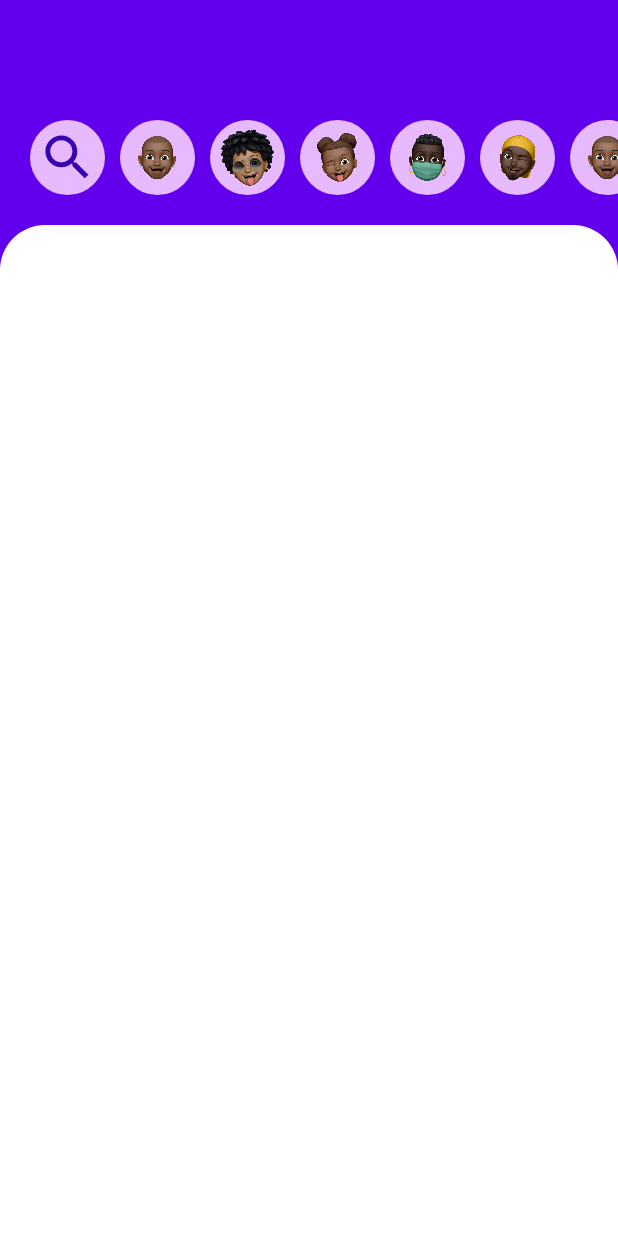
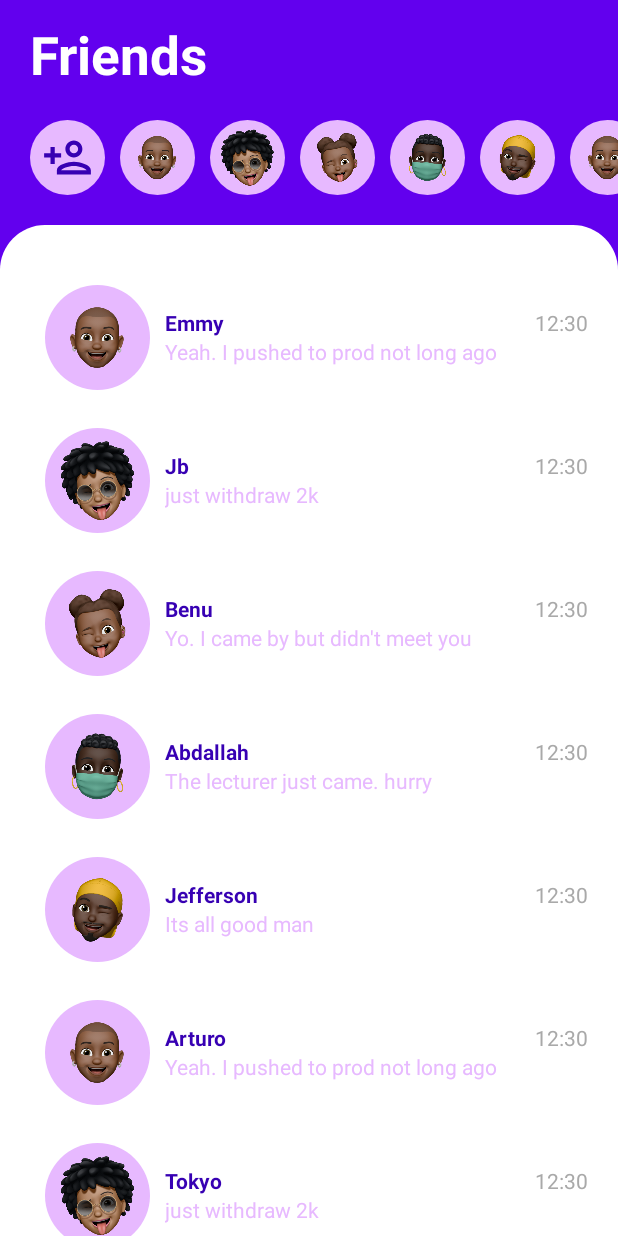
Before and after one commit to Abu-muhab/rave_chat, an Android app: the FriendsFragment screen opened through its navigation route, on a phone screen of 412 x 824 dp. Run offline under Robolectric (Android 15) with nearby library versions, the phone set to English and light mode, and no system bars; our stand-ins replace Room's generated code, data binding.

Commit message:
firend list recycler view || dummy data

```diff
--- /dev/null
+++ b/app/src/main/java/com/abumuhab/chat/adapters/FriendAdapter.kt
@@ -0,0 +1,44 @@
+package com.abumuhab.chat.adapters
+
+
+import android.view.LayoutInflater
+import android.view.ViewGroup
+import androidx.recyclerview.widget.DiffUtil
+import androidx.recyclerview.widget.ListAdapter
+import androidx.recyclerview.widget.RecyclerView
+import com.abumuhab.chat.databinding.ChatPreviewBinding
+import com.abumuhab.chat.models.ChatPreview
+
+class FriendAdapter: ListAdapter<ChatPreview, FriendAdapter.ViewHolder>(ChatPreviewDiffCallback()){
+
+    class ViewHolder(private val binding: ChatPreviewBinding): RecyclerView.ViewHolder(binding.root){
+        fun bind(item: ChatPreview){
+            binding.preview=item
+            binding.avatar.large=true
+            binding.avatar.resourceId=item.imageResource
+            binding.executePendingBindings()
+        }
+    }
+
+    override fun onCreateViewHolder(parent: ViewGroup, viewType: Int): ViewHolder {
+        val layoutInflater = LayoutInflater.from(parent.context)
+        val binding = ChatPreviewBinding.inflate(layoutInflater,parent,false)
+        return  ViewHolder(binding)
+    }
+
+    override fun onBindViewHolder(holder: ViewHolder, position: Int) {
+        val item = getItem(position)
+        holder.bind(item)
+    }
+}
+
+class  ChatPreviewDiffCallback: DiffUtil.ItemCallback<ChatPreview>(){
+    override fun areItemsTheSame(oldItem: ChatPreview, newItem: ChatPreview): Boolean {
+        return  oldItem.name==newItem.name
+    }
+
+    override fun areContentsTheSame(oldItem: ChatPreview, newItem: ChatPreview): Boolean {
+        return  oldItem==newItem
+    }
+
+}
--- a/app/src/main/java/com/abumuhab/chat/fragments/FriendsFragment.kt
+++ b/app/src/main/java/com/abumuhab/chat/fragments/FriendsFragment.kt
@@ -8,8 +8,10 @@ import android.view.ViewGroup
 import androidx.appcompat.app.AppCompatActivity
 import androidx.databinding.DataBindingUtil
 import com.abumuhab.chat.R
+import com.abumuhab.chat.adapters.FriendAdapter
 import com.abumuhab.chat.databinding.AvatarBinding
 import com.abumuhab.chat.databinding.FragmentFriendsBinding
+import com.abumuhab.chat.models.ChatPreview
 
 class FriendsFragment : Fragment() {
     override fun onCreateView(
@@ -32,12 +34,84 @@ class FriendsFragment : Fragment() {
             R.drawable.avatar_6,
         )
 
+        val previews = arrayOf(
+            ChatPreview(
+                R.drawable.avatar_1,
+                "Emmy",
+                "Yeah. I pushed to prod not long ago",
+                "12:30"
+            ),
+            ChatPreview(
+                R.drawable.avatar_16,
+                "Jb",
+                "just withdraw 2k",
+                "12:30"
+            ),
+            ChatPreview(
+                R.drawable.avatar_22,
+                "Benu",
+                "Yo. I came by but didn't meet you",
+                "12:30"
+            ),
+            ChatPreview(
+                R.drawable.avatar_31,
+                "Abdallah",
+                "The lecturer just came. hurry",
+                "12:30"
+            ),
+            ChatPreview(
+                R.drawable.avatar_33,
+                "Jefferson",
+                "Its all good man",
+                "12:30"
+            ),
+            ChatPreview(
+                R.drawable.avatar_1,
+                "Arturo",
+                "Yeah. I pushed to prod not long ago",
+                "12:30"
+            ),
+            ChatPreview(
+                R.drawable.avatar_16,
+                "Tokyo",
+                "just withdraw 2k",
+                "12:30"
+            ),
+            ChatPreview(
+                R.drawable.avatar_22,
+                "Casper",
+                "Yo. I came by but didn't meet you",
+                "12:30"
+            ),
+            ChatPreview(
+                R.drawable.avatar_31,
+                "Julus",
+                "The lecturer just came. hurry",
+                "12:30"
+            ),
+            ChatPreview(
+                R.drawable.avatar_33,
+                "Romero",
+                "Its all good man",
+                "12:30"
+            ),
+        )
+
         avatars.forEach {
             val avatarBinding = AvatarBinding.inflate(inflater, binding.friendsPreviewLayout, false)
             avatarBinding.resourceId = it
             binding.lifecycleOwner = this
             binding.friendsPreviewLayout.addView(avatarBinding.root)
         }
+
+        val adapter = FriendAdapter()
+
+        adapter.submitList(previews.toList())
+
+        binding.friendList.adapter=adapter
+
+        binding.lifecycleOwner=this
+
         return binding.root
     }
 }
--- /dev/null
+++ b/app/src/main/java/com/abumuhab/chat/models/ChatPreview.kt
@@ -0,0 +1,8 @@
+package com.abumuhab.chat.models
+
+data class ChatPreview(
+    val imageResource: Int,
+    val name: String,
+    val lastMessage: String,
+    val date: String
+)
--- /dev/null
+++ b/app/src/main/java/com/abumuhab/chat/util/BindingUtils.kt
@@ -0,0 +1,19 @@
+package com.abumuhab.chat.util
+
+import android.view.ViewGroup
+import android.widget.ImageView
+import androidx.databinding.BindingAdapter
+
+@BindingAdapter("layoutWidth")
+fun ImageView.settLayoutWidth(item: Float){
+    val params: ViewGroup.LayoutParams = layoutParams
+    params.width = item.toInt()
+    layoutParams=params
+}
+
+@BindingAdapter("layoutHeight")
+fun ImageView.setLayoutHeight(item: Float){
+    val params: ViewGroup.LayoutParams = layoutParams
+    params.height = item.toInt()
+    layoutParams=params
+}
--- /dev/null
+++ b/app/src/main/res/drawable/ic_outline_person_add_24.xml
@@ -0,0 +1,10 @@
+<vector xmlns:android="http://schemas.android.com/apk/res/android"
+    android:width="24dp"
+    android:height="24dp"
+    android:viewportWidth="24"
+    android:viewportHeight="24"
+    android:tint="?attr/colorControlNormal">
+  <path
+      android:fillColor="@android:color/white"
+      android:pathData="M15,12c2.21,0 4,-1.79 4,-4s-1.79,-4 -4,-4 -4,1.79 -4,4 1.79,4 4,4zM15,6c1.1,0 2,0.9 2,2s-0.9,2 -2,2 -2,-0.9 -2,-2 0.9,-2 2,-2zM15,14c-2.67,0 -8,1.34 -8,4v2h16v-2c0,-2.66 -5.33,-4 -8,-4zM9,18c0.22,-0.72 3.31,-2 6,-2 2.7,0 5.8,1.29 6,2L9,18zM6,15v-3h3v-2L6,10L6,7L4,7v3L1,10v2h3v3z"/>
+</vector>
--- a/app/src/main/res/layout/avatar.xml
+++ b/app/src/main/res/layout/avatar.xml
@@ -6,6 +6,9 @@
         <variable
             name="resourceId"
             type="int" />
+        <variable
+            name="large"
+            type="Boolean" />
     </data>
     <LinearLayout
         android:orientation="vertical"
@@ -17,7 +20,11 @@
         <ImageView
             android:layout_width="50dp"
             android:layout_height="50dp"
+            app:layoutWidth="@{large? @dimen/large_avatar: @dimen/small_avatar}"
+            app:layoutHeight="@{large? @dimen/large_avatar: @dimen/small_avatar}"
             app:imageResource="@{resourceId}"
-            tools:src="@drawable/avatar_1"/>
+            tools:src="@drawable/avatar_1"
+            tools:layout_width="70dp"
+            tools:layout_height="70dp"/>
     </LinearLayout>
 </layout>
--- /dev/null
+++ b/app/src/main/res/layout/chat_preview.xml
@@ -0,0 +1,64 @@
+<?xml version="1.0" encoding="utf-8"?>
+<layout xmlns:android="http://schemas.android.com/apk/res/android"
+    xmlns:app="http://schemas.android.com/apk/res-auto"
+    xmlns:tools="http://schemas.android.com/tools">
+    <data>
+
+        <variable
+            name="preview"
+            type="com.abumuhab.chat.models.ChatPreview" />
+    </data>
+
+    <LinearLayout
+        android:layout_width="match_parent"
+        android:layout_height="wrap_content"
+        android:orientation="horizontal"
+        android:layout_marginBottom="25dp">
+
+        <include
+            android:id="@+id/avatar"
+            layout="@layout/avatar"/>
+
+        <LinearLayout
+            android:layout_width="match_parent"
+            android:layout_height="match_parent"
+            android:gravity="center"
+            android:layout_marginStart="10dp"
+            android:orientation="vertical">
+
+            <androidx.constraintlayout.widget.ConstraintLayout
+                android:layout_width="match_parent"
+                android:layout_height="wrap_content">
+
+                <TextView
+                    android:layout_width="wrap_content"
+                    android:layout_height="wrap_content"
+                    android:text="@{preview.name}"
+                    tools:text="Jason Monroe"
+                    android:textColor="@color/primary"
+                    android:textStyle="bold"
+                    app:layout_constraintBottom_toBottomOf="parent"
+                    app:layout_constraintStart_toStartOf="parent"
+                    app:layout_constraintTop_toTopOf="parent" />
+
+                <TextView
+                    android:layout_width="wrap_content"
+                    android:layout_height="wrap_content"
+                    android:layout_gravity="right"
+                    android:text="@{preview.date}"
+                    tools:text="12:34"
+                    android:textColor="@color/darkGrey"
+                    app:layout_constraintBottom_toBottomOf="parent"
+                    app:layout_constraintEnd_toEndOf="parent" />
+            </androidx.constraintlayout.widget.ConstraintLayout>
+
+            <TextView
+                android:layout_width="match_parent"
+                android:layout_height="wrap_content"
+                android:textColor="@color/accent"
+                android:text="@{preview.lastMessage}"
+                tools:text="Hey there"/>
+        </LinearLayout>
+
+    </LinearLayout>
+</layout>
--- a/app/src/main/res/layout/fragment_friends.xml
+++ b/app/src/main/res/layout/fragment_friends.xml
@@ -14,6 +14,22 @@
         android:background="@color/primary_light"
         android:orientation="vertical">
 
+        <LinearLayout
+            android:layout_width="match_parent"
+            android:layout_height="150dp"
+            android:gravity="bottom"
+            android:orientation="vertical">
+
+            <TextView
+                android:layout_width="wrap_content"
+                android:layout_height="wrap_content"
+                android:paddingStart="20dp"
+                android:paddingEnd="20dp"
+                android:text="Friends"
+                android:textColor="@color/white"
+                android:textSize="35sp"
+                android:textStyle="bold" />
+
             <HorizontalScrollView
                 android:layout_width="wrap_content"
                 android:layout_height="wrap_content"
@@ -22,7 +38,7 @@
                 <LinearLayout
                     android:id="@+id/friendsPreviewLayout"
                     android:layout_width="wrap_content"
-                android:layout_height="150dp"
+                    android:layout_height="wrap_content"
                     android:gravity="bottom"
                     android:orientation="horizontal"
                     android:padding="20dp">
@@ -32,17 +48,23 @@
                         android:layout_height="50dp"
                         android:background="@drawable/oval_border"
                         android:backgroundTint="@color/accent"
-                    android:padding="5dp"
-                    android:src="@drawable/ic_baseline_search_24"
+                        android:padding="8dp"
+                        android:src="@drawable/ic_outline_person_add_24"
                         app:tint="@color/primary" />
                 </LinearLayout>
             </HorizontalScrollView>
+        </LinearLayout>
 
-        <LinearLayout
+        <androidx.recyclerview.widget.RecyclerView
+            android:id="@+id/friendList"
             android:layout_width="match_parent"
             android:layout_height="match_parent"
             android:background="@drawable/rounded_top_container"
             android:backgroundTint="@color/white"
-            android:orientation="vertical"></LinearLayout>
+            android:paddingLeft="20dp"
+            android:paddingTop="40dp"
+            android:overScrollMode="never"
+            android:paddingRight="20dp"
+            app:layoutManager="androidx.recyclerview.widget.LinearLayoutManager" />
     </LinearLayout>
 </layout>
--- /dev/null
+++ b/app/src/main/res/values/dimen.xml
@@ -0,0 +1,5 @@
+<?xml version="1.0" encoding="utf-8"?>
+<resources>
+    <dimen name="large_avatar">70dp</dimen>
+    <dimen name="small_avatar">50dp</dimen>
+</resources>
```
Lines whose indentation alone changed are shown as unchanged.
